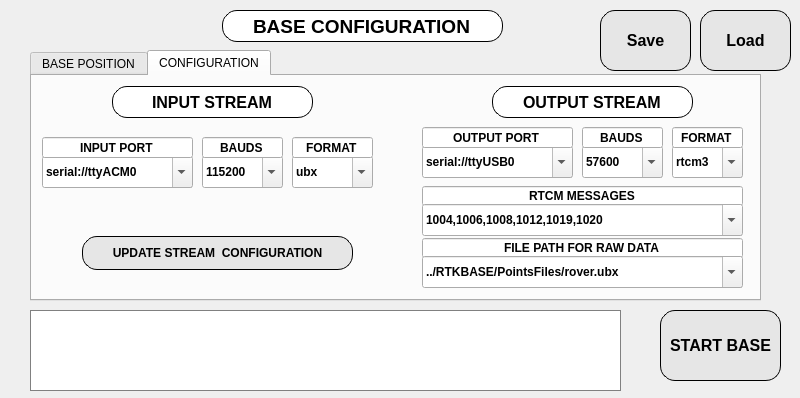
Before: the Qt Designer form RTKBASE/optionsstr2str.ui in Francklin2/RTKLIB_Touchscreen_GUI, drawn with Qt 5.
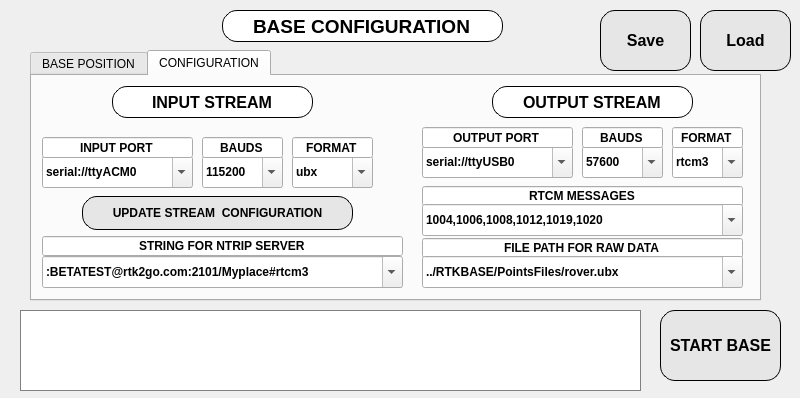
After: the same form once the commit is applied. The open tabs and pages were chosen to show the change. Custom widgets are drawn as their Qt base class.

The edit to the form file:
```diff
--- a/RTKBASE/optionsstr2str.ui
+++ b/RTKBASE/optionsstr2str.ui
@@ -934,7 +934,7 @@
      <property name="geometry">
       <rect>
        <x>50</x>
-       <y>160</y>
+       <y>120</y>
        <width>271</width>
        <height>34</height>
       </rect>
@@ -1008,14 +1008,63 @@
       </property>
      </item>
     </widget>
+    <widget class="QLineEdit" name="lineEdit_18">
+     <property name="geometry">
+      <rect>
+       <x>10</x>
+       <y>160</y>
+       <width>361</width>
+       <height>20</height>
+      </rect>
+     </property>
+     <property name="font">
+      <font>
+       <weight>75</weight>
+       <bold>true</bold>
+      </font>
+     </property>
+     <property name="text">
+      <string>STRING FOR NTRIP SERVER</string>
+     </property>
+     <property name="alignment">
+      <set>Qt::AlignCenter</set>
+     </property>
+     <property name="readOnly">
+      <bool>true</bool>
+     </property>
+    </widget>
+    <widget class="MyComboBox" name="OutServerPathcomboBox">
+     <property name="geometry">
+      <rect>
+       <x>10</x>
+       <y>180</y>
+       <width>361</width>
+       <height>32</height>
+      </rect>
+     </property>
+     <property name="font">
+      <font>
+       <weight>75</weight>
+       <bold>true</bold>
+      </font>
+     </property>
+     <property name="editable">
+      <bool>true</bool>
+     </property>
+     <item>
+      <property name="text">
+       <string>:BETATEST@rtk2go.com:2101/Myplace#rtcm3</string>
+      </property>
+     </item>
+    </widget>
    </widget>
   </widget>
   <widget class="QTextBrowser" name="RtkrcvOptionstextBrowser">
    <property name="geometry">
     <rect>
-     <x>30</x>
+     <x>20</x>
      <y>310</y>
-     <width>591</width>
+     <width>621</width>
      <height>81</height>
     </rect>
    </property>
```
Left out of the diff: 7 changed lines with no effect on the pictures.
